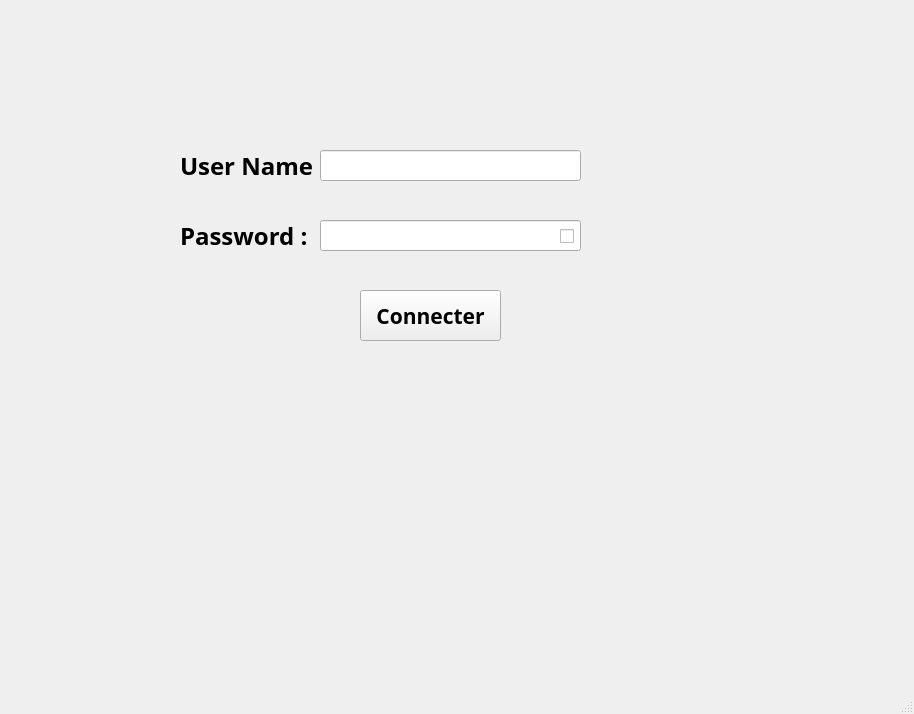
First picture: the form in mainwindow.ui, repository marwenmaalawi/projet2A, before the edit.
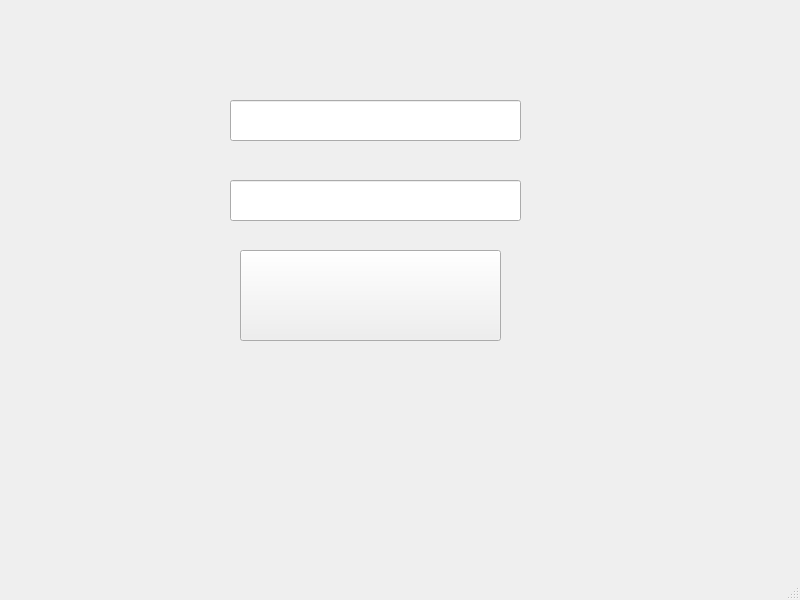
Second picture: the form after the edit. Icons and pictures are not drawn.

Diff of the .ui file:
```diff
--- a/mainwindow.ui
+++ b/mainwindow.ui
@@ -6,8 +6,8 @@
    <rect>
     <x>0</x>
     <y>0</y>
-    <width>914</width>
-    <height>714</height>
+    <width>800</width>
+    <height>600</height>
    </rect>
   </property>
   <property name="windowTitle">
@@ -18,105 +18,48 @@
 </string>
   </property>
   <widget class="QWidget" name="centralwidget">
-   <widget class="QLabel" name="label">
-    <property name="geometry">
-     <rect>
-      <x>180</x>
-      <y>150</y>
-      <width>151</width>
-      <height>31</height>
-     </rect>
-    </property>
-    <property name="font">
-     <font>
-      <family>Script MT Bold</family>
-      <pointsize>18</pointsize>
-      <weight>75</weight>
-      <bold>true</bold>
-     </font>
-    </property>
-    <property name="text">
-     <string>User Name :</string>
-    </property>
-   </widget>
-   <widget class="QLineEdit" name="lineEdit">
-    <property name="geometry">
-     <rect>
-      <x>320</x>
-      <y>150</y>
-      <width>261</width>
-      <height>31</height>
-     </rect>
-    </property>
-   </widget>
    <widget class="QPushButton" name="pushButton">
     <property name="geometry">
      <rect>
-      <x>360</x>
-      <y>290</y>
-      <width>141</width>
-      <height>51</height>
-     </rect>
-    </property>
-    <property name="font">
-     <font>
-      <family>Script MT Bold</family>
-      <pointsize>16</pointsize>
-      <weight>75</weight>
-      <bold>true</bold>
-     </font>
-    </property>
-    <property name="text">
-     <string>Connecter</string>
-    </property>
-   </widget>
-   <widget class="QLabel" name="label_2">
-    <property name="geometry">
-     <rect>
-      <x>180</x>
-      <y>220</y>
-      <width>141</width>
-      <height>31</height>
-     </rect>
-    </property>
-    <property name="font">
-     <font>
-      <family>Script MT Bold</family>
-      <pointsize>18</pointsize>
-      <weight>75</weight>
-      <bold>true</bold>
-     </font>
-    </property>
-    <property name="text">
-     <string>Password :</string>
-    </property>
-   </widget>
-   <widget class="QLineEdit" name="lineEdit_2">
-    <property name="geometry">
-     <rect>
-      <x>320</x>
-      <y>220</y>
+      <x>240</x>
+      <y>250</y>
       <width>261</width>
-      <height>31</height>
+      <height>91</height>
      </rect>
     </property>
-    <property name="echoMode">
-     <enum>QLineEdit::Password</enum>
-    </property>
-   </widget>
-   <widget class="QCheckBox" name="checkBox">
-    <property name="geometry">
-     <rect>
-      <x>560</x>
-      <y>226</y>
-      <width>20</width>
-      <height>21</height>
-     </rect>
+    <property name="styleSheet">
+     <string notr="true">border-image: url(:/img/seeeeeeeeeeeeeeeee.jpg);</string>
     </property>
     <property name="text">
      <string/>
     </property>
    </widget>
+   <widget class="QLineEdit" name="pass">
+    <property name="geometry">
+     <rect>
+      <x>230</x>
+      <y>180</y>
+      <width>291</width>
+      <height>41</height>
+     </rect>
+    </property>
+    <property name="echoMode">
+     <enum>QLineEdit::Password</enum>
+    </property>
+   </widget>
+   <widget class="QLineEdit" name="user">
+    <property name="geometry">
+     <rect>
+      <x>230</x>
+      <y>100</y>
+      <width>291</width>
+      <height>41</height>
+     </rect>
+    </property>
+    <property name="echoMode">
+     <enum>QLineEdit::Normal</enum>
+    </property>
+   </widget>
   </widget>
   <widget class="QMenuBar" name="menubar">
    <property name="geometry">
```
Left out of the diff: 7 changed lines with no effect on the pictures.
